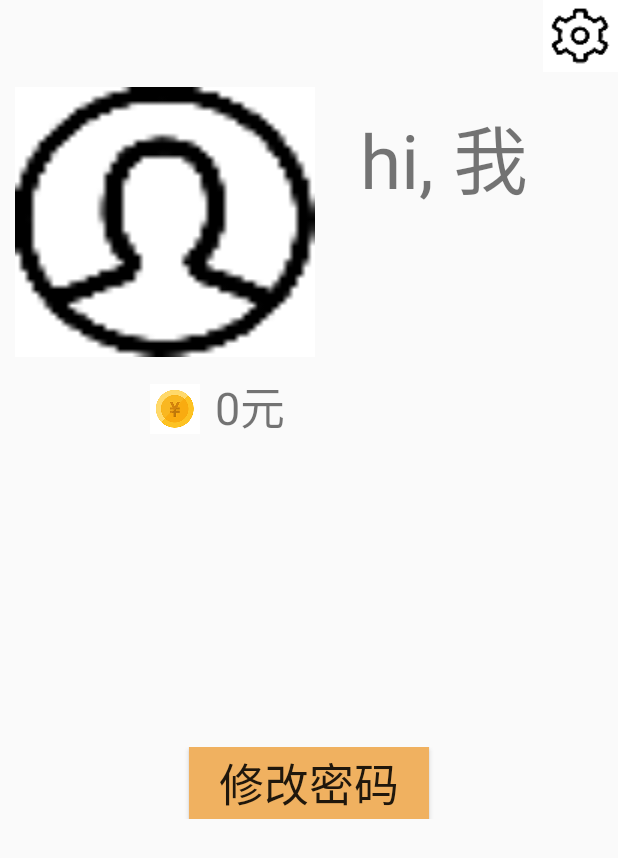
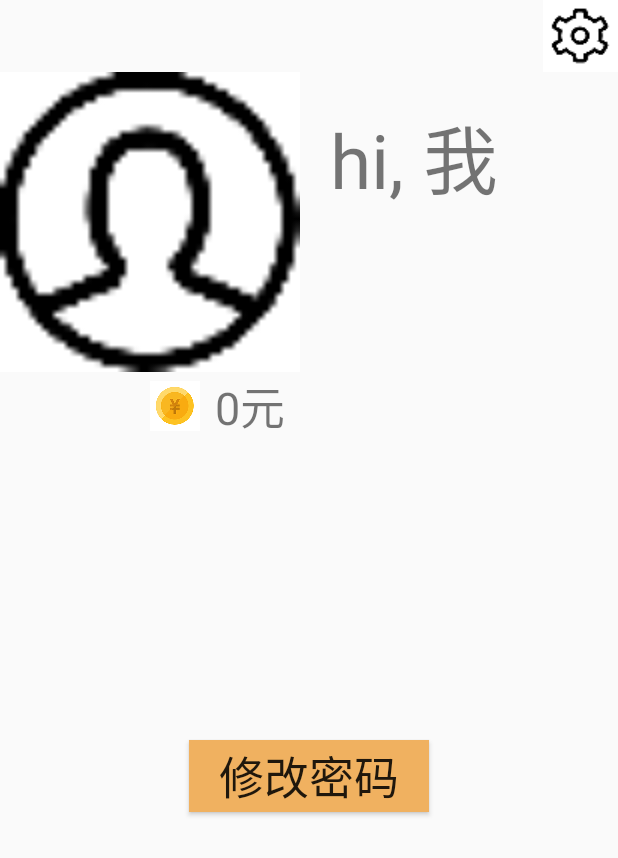
Before and after one commit to dangOodang/Focus, an Android app: the screen it shows after launch (myhome), on a phone screen of 412 x 824 dp. Shown: the top 858 px of the screen. Run offline under Robolectric (Android 15) with nearby library versions, the phone set to English and light mode, and no system bars.

Commit message:
基本上就可以用了，里面有些配置改好了

```diff
--- a/app/src/main/res/layout/myhome.xml
+++ b/app/src/main/res/layout/myhome.xml
@@ -8,57 +8,43 @@
         android:layout_height="wrap_content"
         android:background="@drawable/setting"
         android:layout_alignParentRight="true"/>
-    <RelativeLayout
-        android:id="@+id/up_2"
-        android:layout_width="match_parent"
-        android:layout_height="200dp"
-        android:layout_below="@id/button_set">
-        <TextView
-            android:id="@+id/up_21"
+
+        <ImageView
+            android:id="@+id/up_picture"
+            android:src="@drawable/picture"
             android:layout_width="200dp"
             android:layout_height="200dp"
-            android:background="@drawable/picture"
-
-            android:layout_margin="10dp"/>
+            android:layout_below="@id/button_set"
+            android:scaleType="fitCenter"/>
         <TextView
             android:id="@+id/up_22"
             android:layout_width="200dp"
-            android:layout_height="match_parent"
-            android:layout_toRightOf="@id/up_21"
+            android:layout_height="200dp"
+            android:layout_toRightOf="@id/up_picture"
+            android:layout_below="@id/button_set"
             android:text="hi, 我"
             android:textSize="50sp"
             android:paddingLeft="20dp"
             android:paddingTop="20dp"
            />
-    </RelativeLayout>
-    <RelativeLayout
-        android:id="@+id/money"
-        android:layout_width="match_parent"
-        android:layout_height="50dp"
-        android:layout_below="@id/up_2"
-        >
         <TextView
+            android:id="@+id/tv_money"
             android:layout_width="wrap_content"
-            android:layout_height="match_parent"
+            android:layout_height="wrap_content"
+            android:layout_below="@id/up_picture"
             android:text="0元"
             android:layout_marginLeft="100dp"
             android:textSize="30sp"
             android:drawableLeft="@drawable/money"
             android:drawablePadding="10dp"/>
-    </RelativeLayout>
+
     <RelativeLayout
         android:id="@+id/up_3"
         android:layout_width="match_parent"
         android:layout_height="200dp"
-        android:layout_below="@id/money">
+        android:layout_below="@id/tv_money">
+    </RelativeLayout>
 
-    </RelativeLayout>
-    <RelativeLayout
-        android:id="@+id/up_4"
-        android:layout_width="match_parent"
-        android:layout_height="wrap_content"
-        android:layout_below="@id/up_3"
-        android:gravity="center">
         <Button
             android:id="@+id/up_B"
             android:layout_width="wrap_content"
@@ -68,7 +54,9 @@
             android:paddingRight="20dp"
             android:textSize="30sp"
             android:background="#f0b160"
+            android:layout_below="@id/up_3"
+            android:layout_centerHorizontal="true"
             />
 
-    </RelativeLayout>
+
 </RelativeLayout>
```
Also changed, not shown: app/src/main/res/layout/updatepassword.xml (+11 -16 lines).
